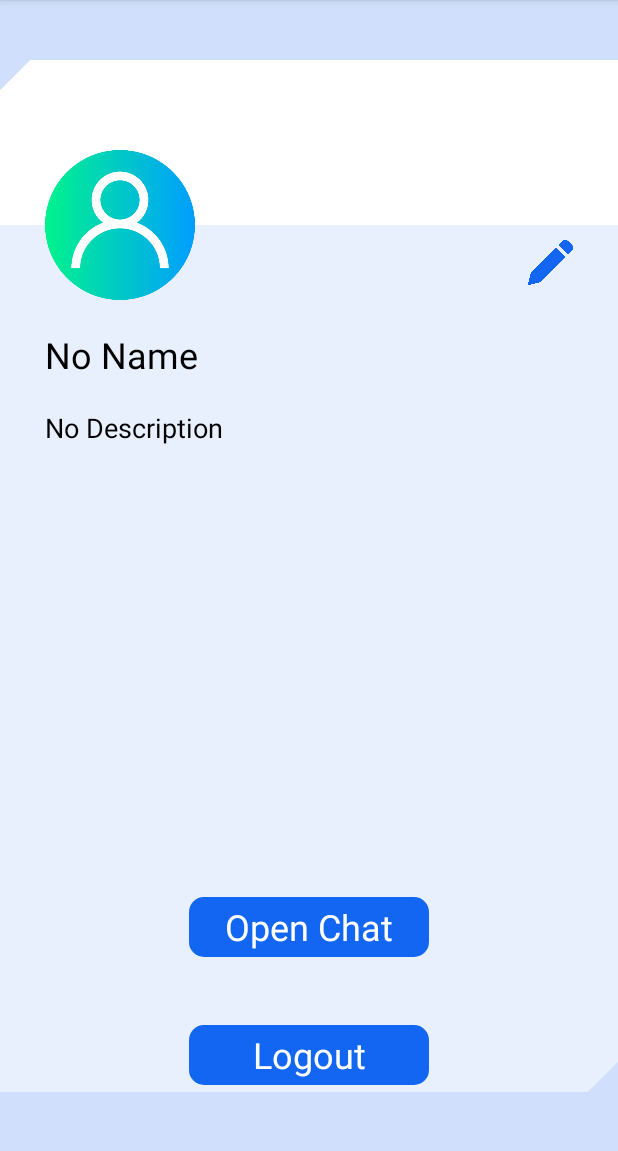
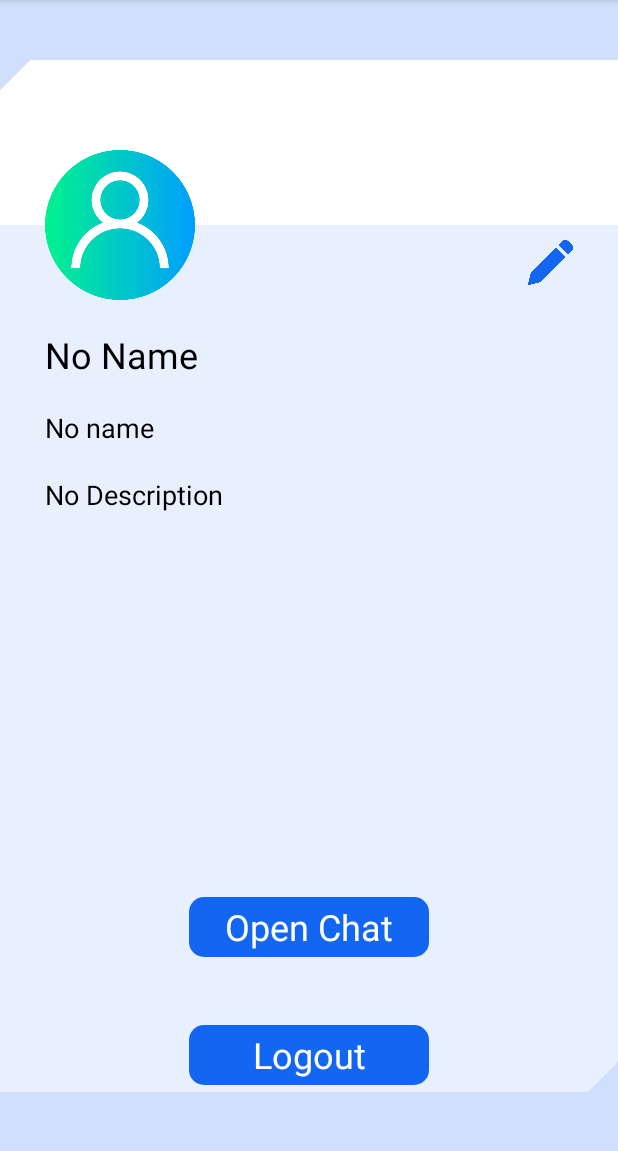
Before and after one commit to FaultHappens/AnyChat, an Android app: the fragment ProfileFragment shown on its own in the app's theme, on a phone screen of 412 x 824 dp, the part 84-1235 px from its top. Run offline under Robolectric (Android 15) with nearby library versions, the phone set to English and light mode, and no system bars; libraries missing offline, so code that uses them is left out: com.auth0.android; network calls fail; 1 statement that could not run was skipped.

Commit message:
Add Profile Edit

```diff
--- a/app/src/main/java/com/example/anychat/presentation/ui/fragment/ProfileFragment.kt
+++ b/app/src/main/java/com/example/anychat/presentation/ui/fragment/ProfileFragment.kt
@@ -15,6 +15,7 @@ import com.example.anychat.databinding.FragmentRegistrationBinding
 import com.example.anychat.presentation.vm.ProfileFragmentVM
 import com.example.anychat.presentation.vm.RegistrationFragmentVM
 import org.koin.androidx.viewmodel.ext.android.viewModel
+import java.lang.StringBuilder
 
 
 class ProfileFragment : Fragment() {
@@ -36,16 +37,23 @@ class ProfileFragment : Fragment() {
         super.onViewCreated(view, savedInstanceState)
         vm.userDTOLiveData.observe(viewLifecycleOwner) {
             binding.nameET.text = it.username
+            val strBuilder = StringBuilder()
+            if(it.firstname != null) {
+                strBuilder.append(it.firstname)
+                strBuilder.append(" ")
+            }
+            if(it.lastname != null){
+                strBuilder.append(it.lastname)
+            }
+            if(strBuilder.isNotEmpty()){
+                binding.fullnameET.text = strBuilder.toString()
+            }
+
             binding.descriptionET.text = it.about ?: "No Description"
 
         }
-        val tokenPreference = context?.getSharedPreferences("token", Context.MODE_PRIVATE)
-        val authToken = tokenPreference?.getString("access_token", null)
-        if(authToken == null){
-            findNavController().navigate(R.id.loginFragment)
-            return
-        }
-        val username = JWT(authToken).claims["given_name"]?.asString()!!
+        val username = context?.getSharedPreferences("token", Context.MODE_PRIVATE)?.getString("username", null)
+
 
         binding.editBttn.setOnClickListener {
             findNavController().navigate(R.id.profileEditFragment)
@@ -58,8 +66,10 @@ class ProfileFragment : Fragment() {
             findNavController().navigate(R.id.loginFragment)
         }
 
-
-        vm.getUser(username)
+        if(username == null)
+            findNavController().navigate(R.id.loginFragment)
+        else
+           vm.getUser(username)
 
     }
 }
--- a/app/src/main/res/layout/fragment_profile.xml
+++ b/app/src/main/res/layout/fragment_profile.xml
@@ -49,6 +49,17 @@
         android:textSize="24sp"
         app:layout_constraintStart_toStartOf="parent"
         app:layout_constraintTop_toBottomOf="@+id/userImageIV" />
+    <TextView
+        android:id="@+id/fullnameET"
+        android:text="No name"
+        android:layout_width="wrap_content"
+        android:layout_height="wrap_content"
+        android:layout_marginStart="30dp"
+        android:layout_marginTop="20dp"
+        android:textColor="@color/black"
+        android:textSize="18sp"
+        app:layout_constraintStart_toStartOf="parent"
+        app:layout_constraintTop_toBottomOf="@+id/nameET" />
 
     <TextView
         android:id="@+id/descriptionET"
@@ -60,7 +71,7 @@
         android:textColor="@color/black"
         android:textSize="18sp"
         app:layout_constraintStart_toStartOf="parent"
-        app:layout_constraintTop_toBottomOf="@+id/nameET" />
+        app:layout_constraintTop_toBottomOf="@+id/fullnameET" />
 
     <LinearLayout
         android:id="@+id/linearLayout2"
```
Also changed, not shown: app/src/main/java/com/example/anychat/presentation/ui/fragment/LoginFragment.kt (+8 -0 lines), app/src/main/java/com/example/anychat/presentation/ui/fragment/ProfileEditFragment.kt (+23 -2 lines), app/src/main/java/com/example/anychat/presentation/vm/ProfileEditFragmentVM.kt (+20 -3 lines).
